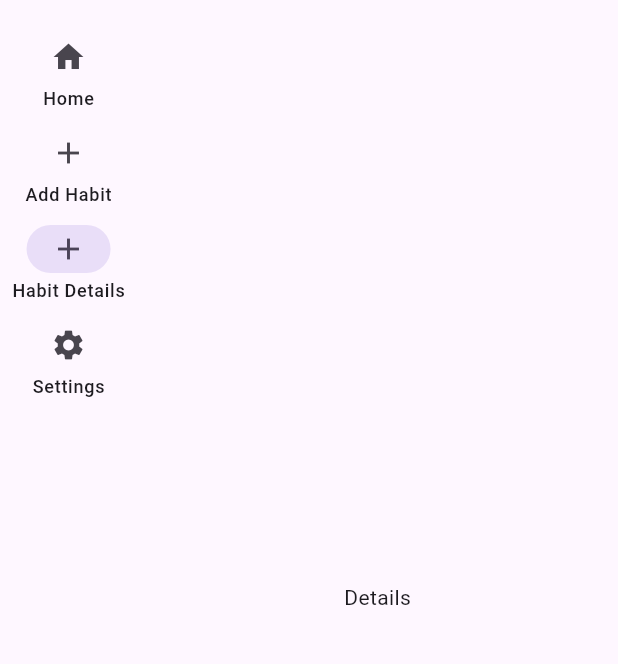
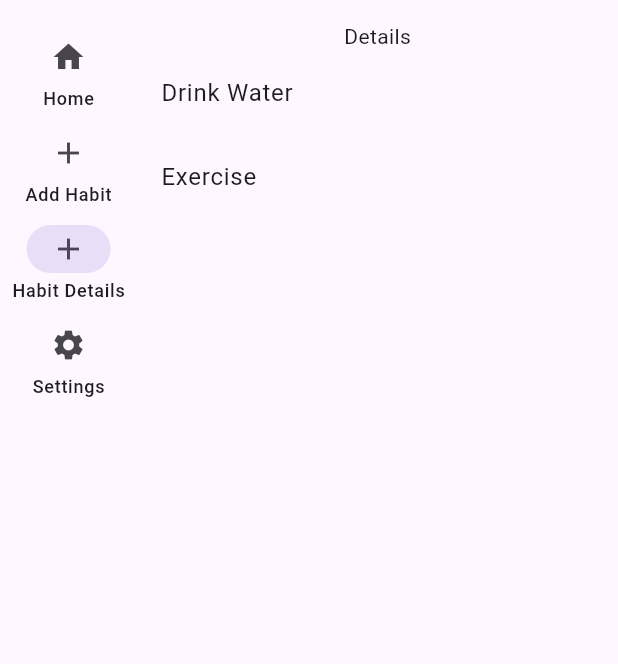
Before and after one commit to leandrolavore/flutter_app, a Flutter app: the screen it shows after launch, after a tap on "Add Habit", after a tap on "Habit Details", on a phone screen of 412 x 824 dp, the part 63-727 px from its top. Run offline on Flutter 3.47's test engine with Material 3 defaults, Android fonts, the phone set to English and light mode, and no system bars; our stand-ins replace go_router, shared_preferences.

Commit message:
added provider

```diff
--- a/lib/app_router.dart
+++ b/lib/app_router.dart
@@ -17,13 +17,21 @@ final GoRouter router = GoRouter(
           builder: (context, state) => const HomeScreen(title: "Home"),
         ),
         GoRoute(
-          path: '/add-habit',
-          builder: (context, state) => const AddHabitScreen(title: "Habits"),
-        ),
-        GoRoute(
-          path: '/habit-details',
-          builder:
-              (context, state) => const HabitDetailsScreen(title: "Details"),
+          path: '/habits',
+          builder: (context, state) => const AddHabitScreen(title: "Add Habit"),
+          routes: [
+            GoRoute(
+              path: 'add-habit',
+              builder:
+                  (context, state) => const AddHabitScreen(title: "Add Habit"),
+            ),
+            GoRoute(
+              path: 'habit-details',
+              builder:
+                  (context, state) =>
+                      const HabitDetailsScreen(title: "Details"),
+            ),
+          ],
         ),
       ],
     ),
--- a/lib/features/habits/habit_details_screen.dart
+++ b/lib/features/habits/habit_details_screen.dart
@@ -1,4 +1,6 @@
 import 'package:flutter/material.dart';
+import 'package:habits/provider/habit_provider.dart';
+import 'package:provider/provider.dart';
 
 class HabitDetailsScreen extends StatefulWidget {
   const HabitDetailsScreen({super.key, this.title});
@@ -16,7 +18,23 @@ class _HabitDetailScreenState extends State<HabitDetailsScreen> {
       body: Center(
         child: Column(
           mainAxisAlignment: MainAxisAlignment.center,
-          children: [Text(widget.title ?? "")],
+          children: [
+            Text(widget.title ?? ""),
+            Expanded(
+              child: Consumer<HabitProvider>(
+                builder: (context, habitProvider, child) {
+                  return ListView.builder(
+                    itemCount: habitProvider.habits.length,
+                    itemBuilder: (context, index) {
+                      final habit = habitProvider.habits[index];
+
+                      return ListTile(title: Text(habit.name));
+                    },
+                  );
+                },
+              ),
+            ),
+          ],
         ),
       ),
     );
--- a/lib/main.dart
+++ b/lib/main.dart
@@ -1,9 +1,16 @@
 import 'package:flutter/material.dart';
 import 'package:go_router/go_router.dart';
+import 'package:habits/provider/habit_provider.dart';
+import 'package:provider/provider.dart';
 import 'app_router.dart';
 
 void main() {
-  runApp(const MyApp());
+  runApp(
+    MultiProvider(
+      providers: [ChangeNotifierProvider(create: (_) => HabitProvider())],
+      child: const MyApp(),
+    ),
+  );
 }
 
 class MyApp extends StatelessWidget {
@@ -41,10 +48,10 @@ class MainLayout extends StatelessWidget {
                   context.go('/');
                   break;
                 case 1:
-                  context.go('/add-habit');
+                  context.go('/habits/add-habit');
                   break;
                 case 2:
-                  context.go('/habit-details');
+                  context.go('/habits/habit-details');
                   break;
                 case 3:
                   context.go('/settings');
@@ -78,10 +85,12 @@ class MainLayout extends StatelessWidget {
 
   int _getSelectedIndex(BuildContext context) {
     final location = GoRouterState.of(context).uri.toString();
+
     if (location == '/') return 0;
-    if (location == '/add-habit') return 1;
-    if (location == '/habit-details') return 2;
-    if (location == '/settings') return 3;
+    if (location.startsWith('/habits/add-habit')) return 1;
+    if (location.startsWith('/habits/habit-details')) return 2;
+    if (location.startsWith('/settings')) return 3;
+
     return 0;
   }
 }
--- /dev/null
+++ b/lib/provider/habit.dart
@@ -0,0 +1,5 @@
+class Habit {
+  String name;
+
+  Habit({required this.name});
+}
--- /dev/null
+++ b/lib/provider/habit_provider.dart
@@ -0,0 +1,27 @@
+import 'package:flutter/material.dart';
+import 'package:habits/provider/habit.dart';
+
+class HabitProvider extends ChangeNotifier {
+  final List<Habit> _habits = [
+    Habit(name: 'Drink Water'),
+    Habit(name: 'Exercise'),
+  ];
+
+  List<Habit> get habits => _habits;
+
+  void addHabit(String habitName) {
+    _habits.add(Habit(name: habitName));
+    print("🆕 Added habit: $habitName");
+    notifyListeners();
+  }
+
+  void removeHabit(String habitName) {
+    int index = _habits.indexWhere((habit) => habit.name == habitName);
+
+    if (index != -1) {
+      _habits.removeAt(index);
+      print("❌ Removed habit: $habitName");
+      notifyListeners();
+    }
+  }
+}
--- a/pubspec.yaml
+++ b/pubspec.yaml
@@ -41,6 +41,7 @@ dependencies:
 dev_dependencies:
   flutter_test:
     sdk: flutter
+  provider: ^6.1.0
 
   # The "flutter_lints" package below contains a set of recommended lints to
   # encourage good coding practices. The lint set provided by the package is
```
Also changed, not shown: 1 other file.
